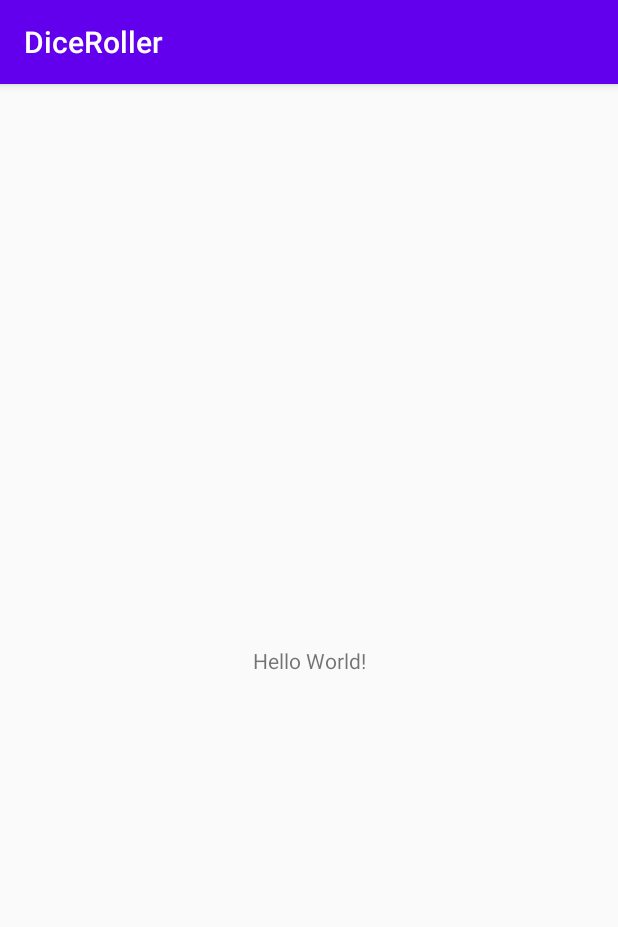
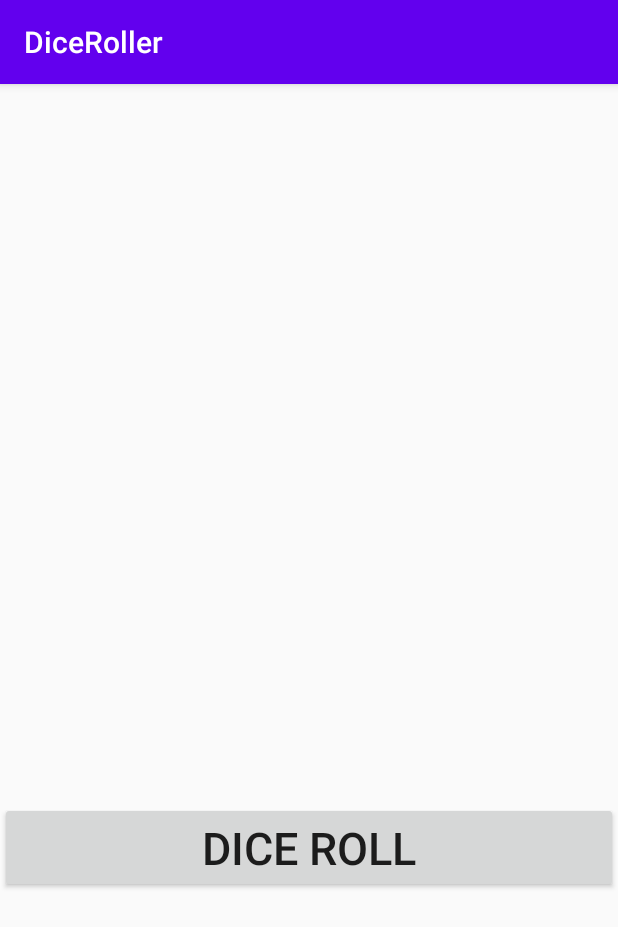
Before and after one commit to famosofk/DiceRoller, an Android app: the screen it shows after launch (MainActivity), on a phone screen of 412 x 824 dp. Shown: the top 927 px of the screen. Run offline under Robolectric (Android 15) with nearby library versions, the phone set to English and light mode, and no system bars.

Commit message:
Finished.
Signed-off-by: FamosoFK <Fabianogmjunior@gmail.com>

```diff
--- a/app/build.gradle
+++ b/app/build.gradle
@@ -12,7 +12,7 @@ android {
         targetSdkVersion 30
         versionCode 1
         versionName "1.0"
-
+        android.defaultConfig.vectorDrawables.useSupportLibrary = true
         testInstrumentationRunner "androidx.test.runner.AndroidJUnitRunner"
     }
 
--- a/app/src/main/java/com/example/diceroller/MainActivity.kt
+++ b/app/src/main/java/com/example/diceroller/MainActivity.kt
@@ -1,11 +1,39 @@
 package com.example.diceroller
 
+import android.os.Bundle
+import android.widget.Button
+import android.widget.ImageView
 import androidx.appcompat.app.AppCompatActivity
-import android.os.Bundle
+import kotlin.random.Random
+
+private lateinit var imageView: ImageView
 
 class MainActivity : AppCompatActivity() {
     override fun onCreate(savedInstanceState: Bundle?) {
         super.onCreate(savedInstanceState)
         setContentView(R.layout.activity_main)
+
+        val rollButton: Button = findViewById(R.id.button)
+        imageView = findViewById(R.id.imageView)
+
+
+        rollButton.text = "Dice roll"
+        rollButton.setOnClickListener {
+            rollDice()
+        }
+    }
+
+    private fun rollDice() {
+        val resultado = Random.nextInt(6) + 1
+        val drawableResource = when (resultado) {
+            1 -> R.drawable.dice_1
+            2 -> R.drawable.dice_2
+            3 -> R.drawable.dice_3
+            4 -> R.drawable.dice_4
+            5 -> R.drawable.dice_5
+            else -> R.drawable.dice_6
+        }
+        imageView.setImageResource(drawableResource)
+
     }
 }
--- /dev/null
+++ b/app/src/main/res/drawable/dice_1.xml
@@ -0,0 +1,66 @@
+<!--
+  ~ Copyright 2018, The Android Open Source Project
+  ~
+  ~ Licensed under the Apache License, Version 2.0 (the "License");
+  ~ you may not use this file except in compliance with the License.
+  ~ You may obtain a copy of the License at
+  ~
+  ~     http://www.apache.org/licenses/LICENSE-2.0
+  ~
+  ~ Unless required by applicable law or agreed to in writing, software
+  ~ distributed under the License is distributed on an "AS IS" BASIS,
+  ~ WITHOUT WARRANTIES OR CONDITIONS OF ANY KIND, either express or implied.
+  ~ See the License for the specific language governing permissions and
+  ~ limitations under the License.
+  -->
+
+<vector xmlns:android="http://schemas.android.com/apk/res/android"
+    android:width="200dp"
+    android:height="250dp"
+    android:viewportWidth="800"
+    android:viewportHeight="1000">
+    <path
+        android:fillAlpha="0.5"
+        android:fillColor="#eee"
+        android:pathData="M740.8,635.42c-68.27,90.47 -249.77,201.76 -316,240.63a50.7,50.7 0,0 1,-49.93 0.81c-64.19,-35 -234.09,-133.88 -315.65,-242a14.69,14.69 0,0 1,-0.12 -17.49c77.58,-106.29 159.67,-258.89 341.06,-258.89 182,0 242.19,139.08 340.27,258.88A14.62,14.62 0,0 1,740.8 635.42Z"
+        android:strokeAlpha="0.5" />
+    <path
+        android:fillColor="#bdbdbd"
+        android:pathData="M704.9,630l-294.29,191.06l0,-340.85l294.29,-191.06l0,340.85z" />
+    <path
+        android:fillColor="#e0e0e0"
+        android:pathData="M97.59,630l294.29,191.06l0,-340.85l-294.29,-191.06l0,340.85z" />
+    <path
+        android:fillColor="#f5f5f5"
+        android:pathData="M400.14,464.73l-293.19,-191.45l293.19,-156.31l295.39,156.31l-295.39,191.45z" />
+    <path
+        android:fillColor="#eee"
+        android:pathData="M106.95,273.28l-9.36,15.87l294.29,191.06l8.26,-15.48l-293.19,-191.45z" />
+    <path
+        android:fillColor="#e0e0e0"
+        android:pathData="M695.53,273.28l9.37,15.87l-294.29,191.06l-10.47,-15.48l295.39,-191.45z" />
+    <path
+        android:fillColor="#eee"
+        android:pathData="M391.88,480.21h18.73v340.85h-18.73z" />
+    <path
+        android:fillColor="#f5f5f5"
+        android:pathData="M400.14,464.73l-8.26,15.48l18.73,0l-10.47,-15.48z" />
+    <path
+        android:fillColor="#78c257"
+        android:pathData="M397.45,297.62a16.9,28.71 97.07,1 0,4.16 -33.54a16.9,28.71 97.07,1 0,-4.16 33.54z" />
+    <path
+        android:fillColor="#78c257"
+        android:pathData="M297.17,539.02a30.12,16.11 53.82,1 0,26.01 -19.02a30.12,16.11 53.82,1 0,-26.01 19.02z" />
+    <path
+        android:fillColor="#78c257"
+        android:pathData="M161.96,588.24a30.12,16.11 53.82,1 0,26.01 -19.02a30.12,16.11 53.82,1 0,-26.01 19.02z" />
+    <path
+        android:fillColor="#78c257"
+        android:pathData="M551.15,579.45a30.12,16.11 126.18,1 0,35.56 -48.62a30.12,16.11 126.18,1 0,-35.56 48.62z" />
+    <path
+        android:fillColor="#78c257"
+        android:pathData="M469.12,549.58a30.12,16.11 126.18,1 0,35.56 -48.62a30.12,16.11 126.18,1 0,-35.56 48.62z" />
+    <path
+        android:fillColor="#78c257"
+        android:pathData="M633.17,609.29a30.12,16.11 126.18,1 0,35.56 -48.62a30.12,16.11 126.18,1 0,-35.56 48.62z" />
+</vector>
--- /dev/null
+++ b/app/src/main/res/drawable/dice_2.xml
@@ -0,0 +1,66 @@
+<!--
+  ~ Copyright 2018, The Android Open Source Project
+  ~
+  ~ Licensed under the Apache License, Version 2.0 (the "License");
+  ~ you may not use this file except in compliance with the License.
+  ~ You may obtain a copy of the License at
+  ~
+  ~     http://www.apache.org/licenses/LICENSE-2.0
+  ~
+  ~ Unless required by applicable law or agreed to in writing, software
+  ~ distributed under the License is distributed on an "AS IS" BASIS,
+  ~ WITHOUT WARRANTIES OR CONDITIONS OF ANY KIND, either express or implied.
+  ~ See the License for the specific language governing permissions and
+  ~ limitations under the License.
+  -->
+
+<vector xmlns:android="http://schemas.android.com/apk/res/android"
+    android:width="200dp"
+    android:height="250dp"
+    android:viewportWidth="800"
+    android:viewportHeight="1000">
+    <path
+        android:fillAlpha="0.5"
+        android:fillColor="#eee"
+        android:pathData="M740.8,635.42c-68.27,90.47 -249.77,201.76 -316,240.63a50.7,50.7 0,0 1,-49.93 0.81c-64.19,-35 -234.09,-133.88 -315.65,-242a14.69,14.69 0,0 1,-0.12 -17.49c77.58,-106.29 159.67,-258.89 341.06,-258.89 182,0 242.19,139.08 340.27,258.88A14.62,14.62 0,0 1,740.8 635.42Z"
+        android:strokeAlpha="0.5" />
+    <path
+        android:fillColor="#bdbdbd"
+        android:pathData="M704.9,630l-294.29,191.06l0,-340.85l294.29,-191.06l0,340.85z" />
+    <path
+        android:fillColor="#e0e0e0"
+        android:pathData="M97.59,630l294.29,191.06l0,-340.85l-294.29,-191.06l0,340.85z" />
+    <path
+        android:fillColor="#f5f5f5"
+        android:pathData="M400.14,464.73l-293.19,-191.45l293.19,-156.31l295.39,156.31l-295.39,191.45z" />
+    <path
+        android:fillColor="#eee"
+        android:pathData="M106.95,273.28l-9.36,15.87l294.29,191.06l8.26,-15.48l-293.19,-191.45z" />
+    <path
+        android:fillColor="#e0e0e0"
+        android:pathData="M695.53,273.28l9.37,15.87l-294.29,191.06l-10.47,-15.48l295.39,-191.45z" />
+    <path
+        android:fillColor="#eee"
+        android:pathData="M391.88,480.21h18.73v340.85h-18.73z" />
+    <path
+        android:fillColor="#f5f5f5"
+        android:pathData="M400.14,464.73l-8.26,15.48l18.73,0l-10.47,-15.48z" />
+    <path
+        android:fillColor="#78c257"
+        android:pathData="M520.85,303.25a16.9,28.71 97.07,1 0,4.16 -33.54a16.9,28.71 97.07,1 0,-4.16 33.54z" />
+    <path
+        android:fillColor="#78c257"
+        android:pathData="M273.33,291.99a16.9,28.71 97.07,1 0,4.16 -33.54a16.9,28.71 97.07,1 0,-4.16 33.54z" />
+    <path
+        android:fillColor="#78c257"
+        android:pathData="M229.56,563.64a30.12,16.11 53.82,1 0,26.01 -19.02a30.12,16.11 53.82,1 0,-26.01 19.02z" />
+    <path
+        android:fillColor="#78c257"
+        android:pathData="M311.58,533.77a30.12,16.11 53.82,1 0,26.01 -19.02a30.12,16.11 53.82,1 0,-26.01 19.02z" />
+    <path
+        android:fillColor="#78c257"
+        android:pathData="M147.54,593.49a30.12,16.11 53.82,1 0,26.01 -19.02a30.12,16.11 53.82,1 0,-26.01 19.02z" />
+    <path
+        android:fillColor="#78c257"
+        android:pathData="M551.15,579.45a30.12,16.11 126.18,1 0,35.56 -48.62a30.12,16.11 126.18,1 0,-35.56 48.62z" />
+</vector>
--- /dev/null
+++ b/app/src/main/res/drawable/dice_3.xml
@@ -0,0 +1,66 @@
+<!--
+  ~ Copyright 2018, The Android Open Source Project
+  ~
+  ~ Licensed under the Apache License, Version 2.0 (the "License");
+  ~ you may not use this file except in compliance with the License.
+  ~ You may obtain a copy of the License at
+  ~
+  ~     http://www.apache.org/licenses/LICENSE-2.0
+  ~
+  ~ Unless required by applicable law or agreed to in writing, software
+  ~ distributed under the License is distributed on an "AS IS" BASIS,
+  ~ WITHOUT WARRANTIES OR CONDITIONS OF ANY KIND, either express or implied.
+  ~ See the License for the specific language governing permissions and
+  ~ limitations under the License.
+  -->
+
+<vector xmlns:android="http://schemas.android.com/apk/res/android"
+    android:width="200dp"
+    android:height="250dp"
+    android:viewportWidth="800"
+    android:viewportHeight="1000">
+    <path
+        android:fillAlpha="0.5"
+        android:fillColor="#eee"
+        android:pathData="M740.8,635.42c-68.27,90.47 -249.77,201.76 -316,240.63a50.7,50.7 0,0 1,-49.93 0.81c-64.19,-35 -234.09,-133.88 -315.65,-242a14.69,14.69 0,0 1,-0.12 -17.49c77.58,-106.29 159.67,-258.89 341.06,-258.89 182,0 242.19,139.08 340.27,258.88A14.62,14.62 0,0 1,740.8 635.42Z"
+        android:strokeAlpha="0.5" />
+    <path
+        android:fillColor="#bdbdbd"
+        android:pathData="M704.9,630l-294.29,191.06l0,-340.85l294.29,-191.06l0,340.85z" />
+    <path
+        android:fillColor="#e0e0e0"
+        android:pathData="M97.59,630l294.29,191.06l0,-340.85l-294.29,-191.06l0,340.85z" />
+    <path
+        android:fillColor="#f5f5f5"
+        android:pathData="M400.14,464.73l-293.19,-191.45l293.19,-156.31l295.39,156.31l-295.39,191.45z" />
+    <path
+        android:fillColor="#eee"
+        android:pathData="M106.95,273.28l-9.36,15.87l294.29,191.06l8.26,-15.48l-293.19,-191.45z" />
+    <path
+        android:fillColor="#e0e0e0"
+        android:pathData="M695.53,273.28l9.37,15.87l-294.29,191.06l-10.47,-15.48l295.39,-191.45z" />
+    <path
+        android:fillColor="#eee"
+        android:pathData="M391.88,480.21h18.73v340.85h-18.73z" />
+    <path
+        android:fillColor="#f5f5f5"
+        android:pathData="M400.14,464.73l-8.26,15.48l18.73,0l-10.47,-15.48z" />
+    <path
+        android:fillColor="#78c257"
+        android:pathData="M398.11,297.62a16.9,28.71 97.07,1 0,4.16 -33.54a16.9,28.71 97.07,1 0,-4.16 33.54z" />
+    <path
+        android:fillColor="#78c257"
+        android:pathData="M548.27,304.46a16.9,28.71 97.07,1 0,4.16 -33.54a16.9,28.71 97.07,1 0,-4.16 33.54z" />
+    <path
+        android:fillColor="#78c257"
+        android:pathData="M247.95,290.79a16.9,28.71 97.07,1 0,4.16 -33.54a16.9,28.71 97.07,1 0,-4.16 33.54z" />
+    <path
+        android:fillColor="#78c257"
+        android:pathData="M229.56,563.64a30.12,16.11 53.82,1 0,26.01 -19.02a30.12,16.11 53.82,1 0,-26.01 19.02z" />
+    <path
+        android:fillColor="#78c257"
+        android:pathData="M483.54,554.83a30.12,16.11 126.18,1 0,35.56 -48.62a30.12,16.11 126.18,1 0,-35.56 48.62z" />
+    <path
+        android:fillColor="#78c257"
+        android:pathData="M618.75,604.04a30.12,16.11 126.18,1 0,35.56 -48.62a30.12,16.11 126.18,1 0,-35.56 48.62z" />
+</vector>
--- /dev/null
+++ b/app/src/main/res/drawable/dice_4.xml
@@ -0,0 +1,69 @@
+<!--
+  ~ Copyright 2018, The Android Open Source Project
+  ~
+  ~ Licensed under the Apache License, Version 2.0 (the "License");
+  ~ you may not use this file except in compliance with the License.
+  ~ You may obtain a copy of the License at
+  ~
+  ~     http://www.apache.org/licenses/LICENSE-2.0
+  ~
+  ~ Unless required by applicable law or agreed to in writing, software
+  ~ distributed under the License is distributed on an "AS IS" BASIS,
+  ~ WITHOUT WARRANTIES OR CONDITIONS OF ANY KIND, either express or implied.
+  ~ See the License for the specific language governing permissions and
+  ~ limitations under the License.
+  -->
+
+<vector xmlns:android="http://schemas.android.com/apk/res/android"
+    android:width="200dp"
+    android:height="250dp"
+    android:viewportWidth="800"
+    android:viewportHeight="1000">
+    <path
+        android:fillAlpha="0.5"
+        android:fillColor="#eee"
+        android:pathData="M740.8,635.42c-68.27,90.47 -249.77,201.76 -316,240.63a50.7,50.7 0,0 1,-49.93 0.81c-64.19,-35 -234.09,-133.88 -315.65,-242a14.69,14.69 0,0 1,-0.12 -17.49c77.58,-106.29 159.67,-258.89 341.06,-258.89 182,0 242.19,139.08 340.27,258.88A14.62,14.62 0,0 1,740.8 635.42Z"
+        android:strokeAlpha="0.5" />
+    <path
+        android:fillColor="#bdbdbd"
+        android:pathData="M704.9,630l-294.29,191.06l0,-340.85l294.29,-191.06l0,340.85z" />
+    <path
+        android:fillColor="#e0e0e0"
+        android:pathData="M97.59,630l294.29,191.06l0,-340.85l-294.29,-191.06l0,340.85z" />
+    <path
+        android:fillColor="#f5f5f5"
+        android:pathData="M400.14,464.73l-293.19,-191.45l293.19,-156.31l295.39,156.31l-295.39,191.45z" />
+    <path
+        android:fillColor="#eee"
+        android:pathData="M106.95,273.28l-9.36,15.87l294.29,191.06l8.26,-15.48l-293.19,-191.45z" />
+    <path
+        android:fillColor="#e0e0e0"
+        android:pathData="M695.53,273.28l9.37,15.87l-294.29,191.06l-10.47,-15.48l295.39,-191.45z" />
+    <path
+        android:fillColor="#eee"
+        android:pathData="M391.88,480.21h18.73v340.85h-18.73z" />
+    <path
+        android:fillColor="#f5f5f5"
+        android:pathData="M400.14,464.73l-8.26,15.48l18.73,0l-10.47,-15.48z" />
+    <path
+        android:fillColor="#78c257"
+        android:pathData="M530.08,303.65a16.9,28.71 97.07,1 0,4.16 -33.54a16.9,28.71 97.07,1 0,-4.16 33.54z" />
+    <path
+        android:fillColor="#78c257"
+        android:pathData="M389.68,218.17a16.9,28.71 97.07,1 0,4.16 -33.54a16.9,28.71 97.07,1 0,-4.16 33.54z" />
+    <path
+        android:fillColor="#78c257"
+        android:pathData="M405.35,377.09a16.9,28.71 97.07,1 0,4.16 -33.54a16.9,28.71 97.07,1 0,-4.16 33.54z" />
+    <path
+        android:fillColor="#78c257"
+        android:pathData="M264.95,291.6a16.9,28.71 97.07,1 0,4.16 -33.54a16.9,28.71 97.07,1 0,-4.16 33.54z" />
+    <path
+        android:fillColor="#78c257"
+        android:pathData="M297.17,541.59a30.12,16.11 53.82,1 0,26.01 -19.02a30.12,16.11 53.82,1 0,-26.01 19.02z" />
+    <path
+        android:fillColor="#78c257"
+        android:pathData="M161.96,590.81a30.12,16.11 53.82,1 0,26.01 -19.02a30.12,16.11 53.82,1 0,-26.01 19.02z" />
+    <path
+        android:fillColor="#78c257"
+        android:pathData="M551.15,579.45a30.12,16.11 126.18,1 0,35.56 -48.62a30.12,16.11 126.18,1 0,-35.56 48.62z" />
+</vector>
--- /dev/null
+++ b/app/src/main/res/drawable/dice_5.xml
@@ -0,0 +1,75 @@
+<!--
+  ~ Copyright 2018, The Android Open Source Project
+  ~
+  ~ Licensed under the Apache License, Version 2.0 (the "License");
+  ~ you may not use this file except in compliance with the License.
+  ~ You may obtain a copy of the License at
+  ~
+  ~     http://www.apache.org/licenses/LICENSE-2.0
+  ~
+  ~ Unless required by applicable law or agreed to in writing, software
+  ~ distributed under the License is distributed on an "AS IS" BASIS,
+  ~ WITHOUT WARRANTIES OR CONDITIONS OF ANY KIND, either express or implied.
+  ~ See the License for the specific language governing permissions and
+  ~ limitations under the License.
+  -->
+
+<vector xmlns:android="http://schemas.android.com/apk/res/android"
+    android:width="200dp"
+    android:height="250dp"
+    android:viewportWidth="800"
+    android:viewportHeight="1000">
+    <path
+        android:fillAlpha="0.5"
+        android:fillColor="#eee"
+        android:pathData="M740.8,635.42c-68.27,90.47 -249.77,201.76 -316,240.63a50.7,50.7 0,0 1,-49.93 0.81c-64.19,-35 -234.09,-133.88 -315.65,-242a14.69,14.69 0,0 1,-0.12 -17.49c77.58,-106.29 159.67,-258.89 341.06,-258.89 182,0 242.19,139.08 340.27,258.88A14.62,14.62 0,0 1,740.8 635.42Z"
+        android:strokeAlpha="0.5" />
+    <path
+        android:fillColor="#bdbdbd"
+        android:pathData="M704.9,630l-294.29,191.06l0,-340.85l294.29,-191.06l0,340.85z" />
+    <path
+        android:fillColor="#e0e0e0"
+        android:pathData="M97.59,630l294.29,191.06l0,-340.85l-294.29,-191.06l0,340.85z" />
+    <path
+        android:fillColor="#f5f5f5"
+        android:pathData="M400.14,464.73l-293.19,-191.45l293.19,-156.31l295.39,156.31l-295.39,191.45z" />
+    <path
+        android:fillColor="#eee"
+        android:pathData="M106.95,273.28l-9.36,15.87l294.29,191.06l8.26,-15.48l-293.19,-191.45z" />
+    <path
+        android:fillColor="#e0e0e0"
+        android:pathData="M695.53,273.28l9.37,15.87l-294.29,191.06l-10.47,-15.48l295.39,-191.45z" />
+    <path
+        android:fillColor="#eee"
+        android:pathData="M391.88,480.21h18.73v340.85h-18.73z" />
+    <path
+        android:fillColor="#f5f5f5"
+        android:pathData="M400.14,464.73l-8.26,15.48l18.73,0l-10.47,-15.48z" />
+    <path
+        android:fillColor="#78c257"
+        android:pathData="M397.05,297.63a16.9,28.71 97.07,1 0,4.16 -33.54a16.9,28.71 97.07,1 0,-4.16 33.54z" />
+    <path
+        android:fillColor="#78c257"
+        android:pathData="M547.21,304.45a16.9,28.71 97.07,1 0,4.16 -33.54a16.9,28.71 97.07,1 0,-4.16 33.54z" />
+    <path
+        android:fillColor="#78c257"
+        android:pathData="M388.17,207.62a16.9,28.71 97.07,1 0,4.16 -33.54a16.9,28.71 97.07,1 0,-4.16 33.54z" />
+    <path
+        android:fillColor="#78c257"
+        android:pathData="M405.93,387.62a16.9,28.71 97.07,1 0,4.16 -33.54a16.9,28.71 97.07,1 0,-4.16 33.54z" />
+    <path
+        android:fillColor="#78c257"
+        android:pathData="M246.89,290.79a16.9,28.71 97.07,1 0,4.16 -33.54a16.9,28.71 97.07,1 0,-4.16 33.54z" />
+    <path
+        android:fillColor="#78c257"
+        android:pathData="M229.56,563.64a30.12,16.11 53.82,1 0,26.01 -19.02a30.12,16.11 53.82,1 0,-26.01 19.02z" />
+    <path
+        android:fillColor="#78c257"
+        android:pathData="M551.15,579.45a30.12,16.11 126.18,1 0,35.56 -48.62a30.12,16.11 126.18,1 0,-35.56 48.62z" />
+    <path
+        android:fillColor="#78c257"
+        android:pathData="M469.12,549.58a30.12,16.11 126.18,1 0,35.56 -48.62a30.12,16.11 126.18,1 0,-35.56 48.62z" />
+    <path
+        android:fillColor="#78c257"
+        android:pathData="M633.17,609.29a30.12,16.11 126.18,1 0,35.56 -48.62a30.12,16.11 126.18,1 0,-35.56 48.62z" />
+</vector>
--- /dev/null
+++ b/app/src/main/res/drawable/dice_6.xml
@@ -0,0 +1,81 @@
+<!--
+  ~ Copyright 2018, The Android Open Source Project
+  ~
+  ~ Licensed under the Apache License, Version 2.0 (the "License");
+  ~ you may not use this file except in compliance with the License.
+  ~ You may obtain a copy of the License at
+  ~
+  ~     http://www.apache.org/licenses/LICENSE-2.0
+  ~
+  ~ Unless required by applicable law or agreed to in writing, software
+  ~ distributed under the License is distributed on an "AS IS" BASIS,
+  ~ WITHOUT WARRANTIES OR CONDITIONS OF ANY KIND, either express or implied.
+  ~ See the License for the specific language governing permissions and
+  ~ limitations under the License.
+  -->
+
+<vector xmlns:android="http://schemas.android.com/apk/res/android"
+    android:width="200dp"
+    android:height="250dp"
+    android:viewportWidth="800"
+    android:viewportHeight="1000">
+    <path
+        android:fillAlpha="0.5"
+        android:fillColor="#eee"
+        android:pathData="M740.8,635.42c-68.27,90.47 -249.77,201.76 -316,240.63a50.7,50.7 0,0 1,-49.93 0.81c-64.19,-35 -234.09,-133.88 -315.65,-242a14.69,14.69 0,0 1,-0.12 -17.49c77.58,-106.29 159.67,-258.89 341.06,-258.89 182,0 242.19,139.08 340.27,258.88A14.62,14.62 0,0 1,740.8 635.42Z"
+        android:strokeAlpha="0.5" />
+    <path
+        android:fillColor="#bdbdbd"
+        android:pathData="M704.9,630l-294.29,191.06l0,-340.85l294.29,-191.06l0,340.85z" />
+    <path
+        android:fillColor="#e0e0e0"
+        android:pathData="M97.59,630l294.29,191.06l0,-340.85l-294.29,-191.06l0,340.85z" />
+    <path
+        android:fillColor="#f5f5f5"
+        android:pathData="M400.14,464.73l-293.19,-191.45l293.19,-156.31l295.39,156.31l-295.39,191.45z" />
+    <path
+        android:fillColor="#eee"
+        android:pathData="M106.95,273.28l-9.36,15.87l294.29,191.06l8.26,-15.48l-293.19,-191.45z" />
+    <path
+        android:fillColor="#e0e0e0"
+        android:pathData="M695.53,273.28l9.37,15.87l-294.29,191.06l-10.47,-15.48l295.39,-191.45z" />
+    <path
+        android:fillColor="#eee"
+        android:pathData="M391.88,480.21h18.73v340.85h-18.73z" />
+    <path
+        android:fillColor="#f5f5f5"
+        android:pathData="M400.14,464.73l-8.26,15.48l18.73,0l-10.47,-15.48z" />
+    <path
+        android:fillColor="#78c257"
+        android:pathData="M326.53,254.89a16.9,28.71 97.07,1 0,4.16 -33.54a16.9,28.71 97.07,1 0,-4.16 33.54z" />
+    <path
+        android:fillColor="#78c257"
+        android:pathData="M537.57,298.78a16.9,28.71 97.07,1 0,4.16 -33.54a16.9,28.71 97.07,1 0,-4.16 33.54z" />
+    <path
+        android:fillColor="#78c257"
+        android:pathData="M397.17,213.3a16.9,28.71 97.07,1 0,4.16 -33.54a16.9,28.71 97.07,1 0,-4.16 33.54z" />
+    <path
+        android:fillColor="#78c257"
+        android:pathData="M396.31,381.95a16.9,28.71 97.07,1 0,4.16 -33.54a16.9,28.71 97.07,1 0,-4.16 33.54z" />
+    <path
+        android:fillColor="#78c257"
+        android:pathData="M255.91,296.47a16.9,28.71 97.07,1 0,4.16 -33.54a16.9,28.71 97.07,1 0,-4.16 33.54z" />
+    <path
+        android:fillColor="#78c257"
+        android:pathData="M466.93,340.37a16.9,28.71 97.07,1 0,4.16 -33.54a16.9,28.71 97.07,1 0,-4.16 33.54z" />
+    <path
+        android:fillColor="#78c257"
+        android:pathData="M230,563.64a30.12,16.11 53.82,1 0,26.01 -19.02a30.12,16.11 53.82,1 0,-26.01 19.02z" />
+    <path
+        android:fillColor="#78c257"
+        android:pathData="M312.02,533.78a30.12,16.11 53.82,1 0,26.01 -19.02a30.12,16.11 53.82,1 0,-26.01 19.02z" />
+    <path
+        android:fillColor="#78c257"
+        android:pathData="M147.96,593.48a30.12,16.11 53.82,1 0,26.01 -19.02a30.12,16.11 53.82,1 0,-26.01 19.02z" />
+    <path
+        android:fillColor="#78c257"
+        android:pathData="M483.54,554.83a30.12,16.11 126.18,1 0,35.56 -48.62a30.12,16.11 126.18,1 0,-35.56 48.62z" />
+    <path
+        android:fillColor="#78c257"
+        android:pathData="M618.75,604.04a30.12,16.11 126.18,1 0,35.56 -48.62a30.12,16.11 126.18,1 0,-35.56 48.62z" />
+</vector>
--- /dev/null
+++ b/app/src/main/res/drawable/empty_dice.xml
@@ -0,0 +1,27 @@
+<!--
+  ~ Copyright 2018, The Android Open Source Project
+  ~
+  ~ Licensed under the Apache License, Version 2.0 (the "License");
+  ~ you may not use this file except in compliance with the License.
+  ~ You may obtain a copy of the License at
+  ~
+  ~     http://www.apache.org/licenses/LICENSE-2.0
+  ~
+  ~ Unless required by applicable law or agreed to in writing, software
+  ~ distributed under the License is distributed on an "AS IS" BASIS,
+  ~ WITHOUT WARRANTIES OR CONDITIONS OF ANY KIND, either express or implied.
+  ~ See the License for the specific language governing permissions and
+  ~ limitations under the License.
+  -->
+
+<vector xmlns:android="http://schemas.android.com/apk/res/android"
+    android:width="200dp"
+    android:height="250dp"
+    android:viewportWidth="800"
+    android:viewportHeight="1000">
+
+    <path
+        android:fillColor="#00000000"
+        android:pathData="M0,0l0,0z" />
+
+</vector>
--- a/app/src/main/res/layout/activity_main.xml
+++ b/app/src/main/res/layout/activity_main.xml
@@ -1,18 +1,26 @@
 <?xml version="1.0" encoding="utf-8"?>
-<androidx.constraintlayout.widget.ConstraintLayout xmlns:android="http://schemas.android.com/apk/res/android"
+<LinearLayout xmlns:android="http://schemas.android.com/apk/res/android"
     xmlns:app="http://schemas.android.com/apk/res-auto"
     xmlns:tools="http://schemas.android.com/tools"
     android:layout_width="match_parent"
+    android:gravity="center"
+    android:orientation="vertical"
     android:layout_height="match_parent"
     tools:context=".MainActivity">
 
-    <TextView
-        android:layout_width="wrap_content"
+    <ImageView
+        android:id="@+id/imageView"
+        android:layout_width="match_parent"
         android:layout_height="wrap_content"
-        android:text="Hello World!"
-        app:layout_constraintBottom_toBottomOf="parent"
-        app:layout_constraintLeft_toLeftOf="parent"
-        app:layout_constraintRight_toRightOf="parent"
-        app:layout_constraintTop_toTopOf="parent" />
+        android:contentDescription="TODO"
+        app:srcCompat="@drawable/empty_dice"
+        tools:src="@drawable/empty_dice" />
 
-</androidx.constraintlayout.widget.ConstraintLayout>
+    <Button
+        android:id="@+id/button"
+        android:layout_width="match_parent"
+        android:layout_height="wrap_content"
+        android:text="LET'S ROLL"
+        android:textSize="30sp" />
+
+</LinearLayout>
```
